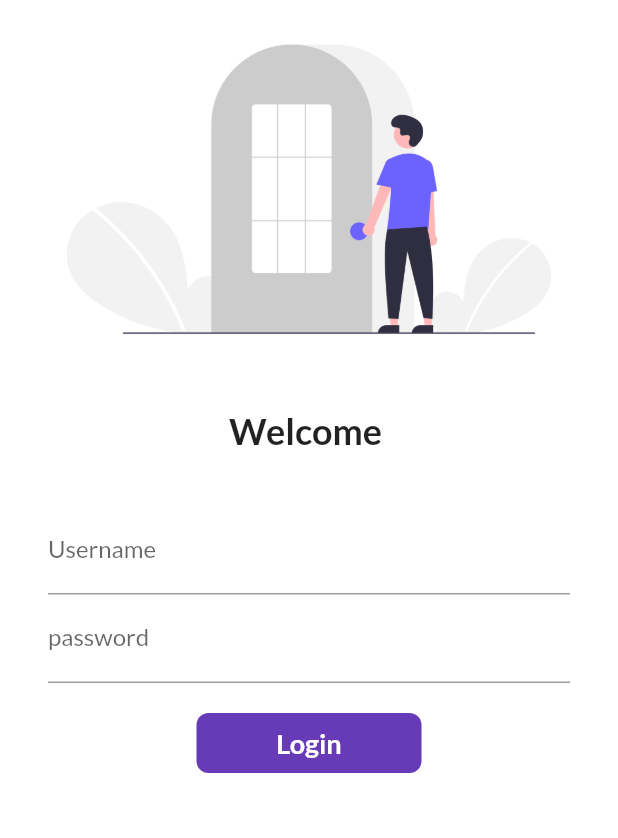
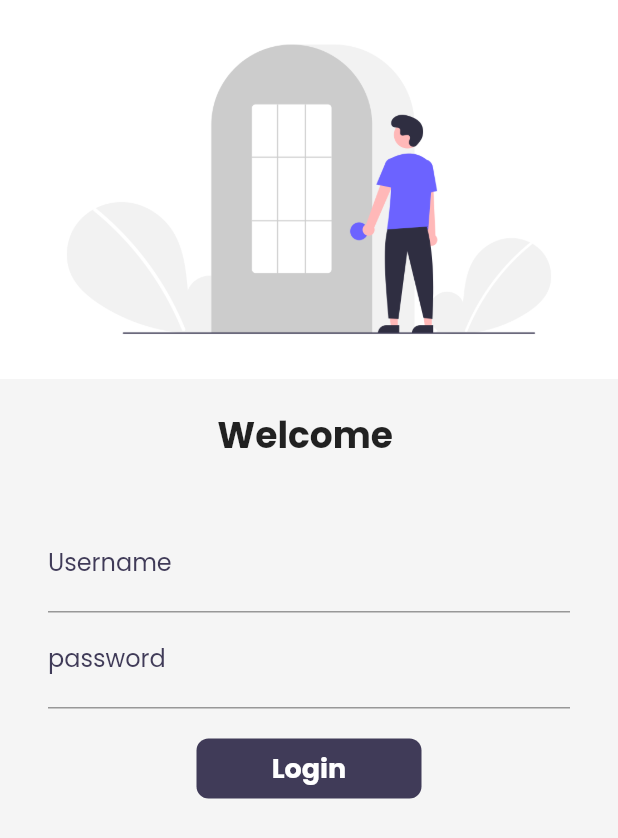
Before and after one commit to DevvUdit01/flutter_application_1, a Flutter app: the LoginPage screen opened by its route, on a phone screen of 412 x 824 dp. Shown: the top 838 px of the screen. Run offline on Flutter 3.47's test engine with Material 2 defaults, Android fonts, the phone set to English and light mode, and no system bars; our stand-ins replace google_fonts, velocity_x; network calls fail.

Commit message:
day 20 completed

```diff
--- a/lib/pages/LoginPage.dart
+++ b/lib/pages/LoginPage.dart
@@ -2,6 +2,7 @@ import 'package:flutter/material.dart';
 import 'package:flutter_application_1/pages/homepage.dart';
 import 'package:flutter_application_1/utils/routes.dart';
 import 'package:cupertino_icons/cupertino_icons.dart';
+import 'package:velocity_x/velocity_x.dart';
 
 class LoginPage extends StatefulWidget {
   @override
@@ -31,7 +32,7 @@ class _LoginPageState extends State<LoginPage> {
   @override
   Widget build(BuildContext context) {
     return Material(
-      color: Colors.white,
+      color: context.canvasColor,
       child:SingleChildScrollView(
         child: Form(
           key: _formkey,
@@ -102,7 +103,7 @@ class _LoginPageState extends State<LoginPage> {
                 ),
 
                 Material(
-                  color: Colors.deepPurple,
+                  color: context.theme.focusColor,
                   borderRadius: BorderRadius.circular(changeButton?50:8),
                   child: InkWell(
                     onTap: () =>moveToHome(context),
--- a/lib/widgets/home_widgets/Catalog_Header.dart
+++ b/lib/widgets/home_widgets/Catalog_Header.dart
@@ -8,7 +8,7 @@ class CatalogHeader extends StatelessWidget {
     return Column(
       crossAxisAlignment: CrossAxisAlignment.start,
       children: [
-        "FlopKArt".text.xl4.bold.color(MyTheme.darkBluish).make(),
+        "FlopKArt".text.xl4.bold.color(context.theme.hintColor).make(),
               "Trending products".text.xl2.make(),
       ],
     );
--- a/lib/widgets/home_widgets/Catalog_Image.dart
+++ b/lib/widgets/home_widgets/Catalog_Image.dart
@@ -10,6 +10,6 @@ class CatalogImage extends StatelessWidget {
  final String image;
   @override
   Widget build(BuildContext context) {
-    return Image.network(image).box.rounded.p8.color(MyTheme.creamColor).make().p16().w40(context);
+    return Image.network(image).box.rounded.p8.color(context.canvasColor).make().p16().w40(context);
   }
 }
--- a/lib/widgets/themes.dart
+++ b/lib/widgets/themes.dart
@@ -1,10 +1,15 @@
 import 'package:flutter/material.dart';
- import 'package:google_fonts/google_fonts.dart';
+import 'package:google_fonts/google_fonts.dart';
+import 'package:velocity_x/velocity_x.dart';
 
  class MyTheme{
     static ThemeData lightTheme(BuildContext context) => ThemeData(
          primarySwatch: Colors.cyan,
          fontFamily: GoogleFonts.poppins().fontFamily,
+         cardColor: Colors.white,
+         canvasColor: creamColor,
+         focusColor: darkBluish,  //buttonColor
+         hintColor: darkBluish, //accentColor
          appBarTheme: AppBarTheme(
            color:Colors.white,
            elevation: 0.0,
@@ -14,10 +19,23 @@ import 'package:flutter/material.dart';
          );
 
       static ThemeData darkTheme(BuildContext context) => ThemeData(
+        fontFamily: GoogleFonts.poppins().fontFamily,
+         cardColor: Colors.black,
+         canvasColor: darkcreamColor,
          brightness: Brightness.dark,
+         focusColor: lightBliush,     //buttonColor
+          hintColor:Colors.white, //accentColor
+         appBarTheme: AppBarTheme(
+           color:Colors.white,
+           elevation: 0.0,
+           iconTheme: IconThemeData(color: Colors.white),
+           //textTheme: Theme.of(context).textTheme,
+         ),
          );
 
  //colors
  static Color creamColor = Color(0xffff5f5f5);
+ static Color darkcreamColor = Vx.gray900;
  static Color darkBluish = Color(0xff403b58);
+ static Color lightBliush = Vx.indigo500;
  }
```
Also changed, not shown: lib/main.dart (+4 -8 lines), lib/pages/HomeDetail_Page.dart (+6 -6 lines), lib/pages/HomePage.dart (+8 -8 lines), lib/widgets/home_widgets/Catalog_List.dart (+4 -4 lines).
